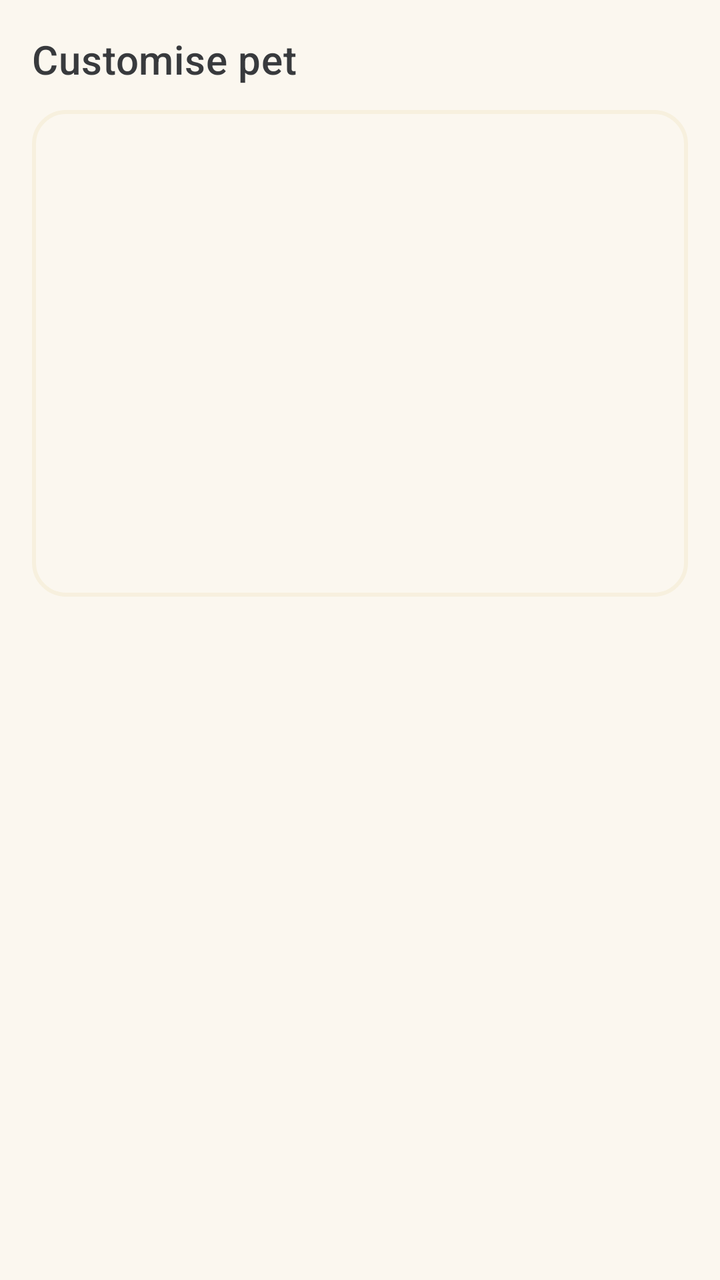
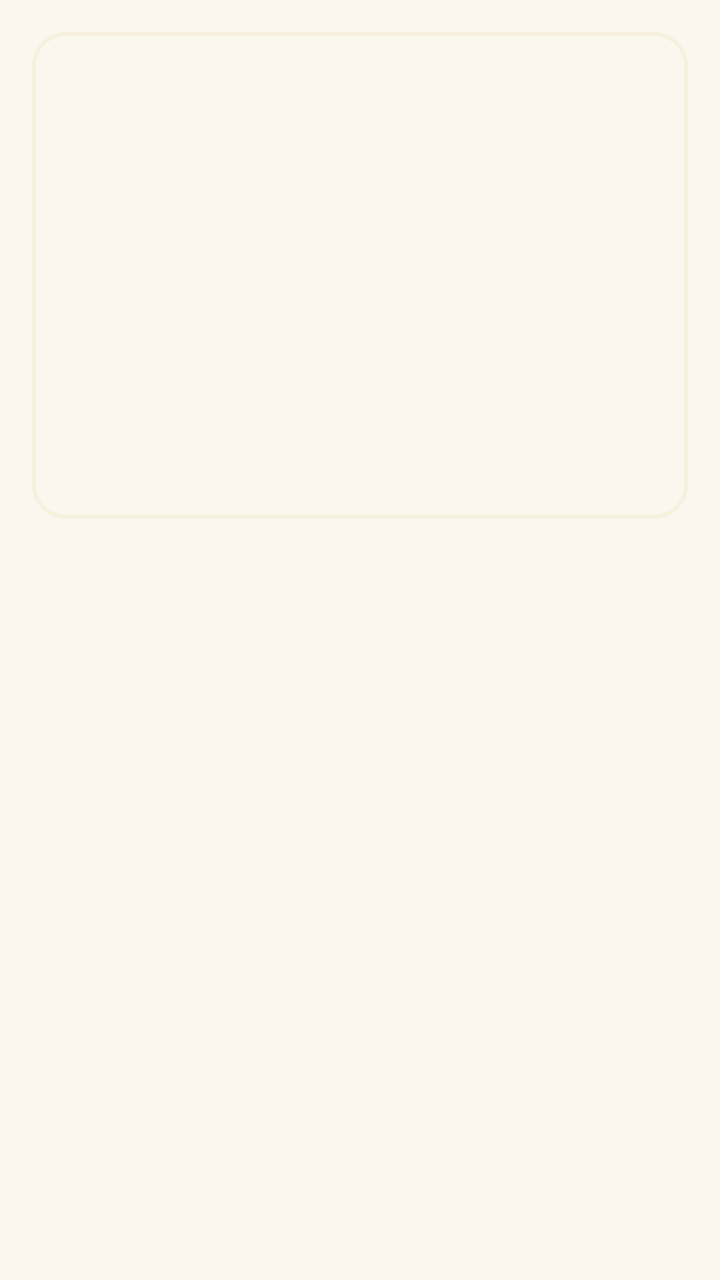

The first picture is an Android layout as it rendered before a commit; the second is the same layout after the commit. The layout source and the unified diff follow.
<!-- AndroidManifest.xml: application theme Theme.Tomodoom -->
<!-- res/layout/fragment_customise.xml -->
<?xml version="1.0" encoding="utf-8"?>
<androidx.constraintlayout.widget.ConstraintLayout xmlns:android="http://schemas.android.com/apk/res/android"
    xmlns:app="http://schemas.android.com/apk/res-auto"
    xmlns:tools="http://schemas.android.com/tools"
    android:layout_width="match_parent"
    android:layout_height="match_parent"
    android:padding="16dp"
    tools:context=".ui.customise.CustomiseFragment">

    <TextView
        android:id="@+id/customise_header"
        android:layout_width="0dp"
        android:layout_height="wrap_content"
        android:text="@string/customise_title"
        android:textAppearance="?attr/textAppearanceHeadline6"
        app:layout_constraintEnd_toEndOf="parent"
        app:layout_constraintStart_toStartOf="parent"
        app:layout_constraintTop_toTopOf="parent" />

    
    <FrameLayout
        android:id="@+id/pet_viewport"
        android:layout_width="0dp"
        android:layout_height="0dp"
        android:layout_marginTop="12dp"
        android:background="@drawable/bg_pet_viewport"
        android:contentDescription="@string/pet_viewport_description"
        app:layout_constraintEnd_toEndOf="parent"
        app:layout_constraintHeight_percent="0.4"
        app:layout_constraintStart_toStartOf="parent"
        app:layout_constraintTop_toBottomOf="@id/customise_header" />

    <com.google.android.material.tabs.TabLayout
        android:id="@+id/slot_tabs"
        android:layout_width="0dp"
        android:layout_height="wrap_content"
        android:layout_marginTop="12dp"
        app:layout_constraintEnd_toEndOf="parent"
        app:layout_constraintStart_toStartOf="parent"
        app:layout_constraintTop_toBottomOf="@id/pet_viewport"
        app:tabGravity="fill"
        app:tabMode="fixed" />

    
    <androidx.recyclerview.widget.RecyclerView
        android:id="@+id/item_grid"
        android:layout_width="0dp"
        android:layout_height="0dp"
        android:clipToPadding="false"
        android:paddingTop="8dp"
        android:paddingBottom="8dp"
        app:layoutManager="androidx.recyclerview.widget.GridLayoutManager"
        app:layout_constraintBottom_toBottomOf="parent"
        app:layout_constraintEnd_toEndOf="parent"
        app:layout_constraintStart_toStartOf="parent"
        app:layout_constraintTop_toBottomOf="@id/slot_tabs"
        app:spanCount="2"
        tools:listitem="@layout/item_accessory_circle" />
</androidx.constraintlayout.widget.ConstraintLayout>
<!-- res/layout/item_accessory_circle.xml (included above) -->
<?xml version="1.0" encoding="utf-8"?>
<FrameLayout xmlns:android="http://schemas.android.com/apk/res/android"
    android:layout_width="match_parent"
    android:layout_height="wrap_content"
    android:paddingTop="8dp"
    android:paddingBottom="8dp">

    <ImageView
        android:id="@+id/circle"
        android:layout_width="112dp"
        android:layout_height="112dp"
        android:layout_gravity="center"
        android:background="@drawable/bg_accessory_circle"
        android:clickable="true"
        android:contentDescription="@string/item_none"
        android:focusable="true"
        android:foreground="?attr/selectableItemBackgroundBorderless"
        android:padding="18dp"
        android:scaleType="fitCenter" />
</FrameLayout>
<!-- resources referenced by this layout -->
<resources>
  <!-- drawable bg_accessory_circle (drawable) -->
  <?xml version="1.0" encoding="utf-8"?>
  <selector xmlns:android="http://schemas.android.com/apk/res/android">
      <item android:state_selected="true">
          <shape android:shape="oval">
              <solid android:color="@color/accessory_circle_background" />
              <stroke
                  android:width="3dp"
                  android:color="@color/accessory_circle_stroke_selected" />
          </shape>
      </item>
      <item>
          <shape android:shape="oval">
              <solid android:color="@color/accessory_circle_background" />
              <stroke
                  android:width="2dp"
                  android:color="@color/accessory_circle_stroke" />
          </shape>
      </item>
  </selector>
  <!-- drawable bg_pet_viewport (drawable) -->
  <?xml version="1.0" encoding="utf-8"?>
  <shape xmlns:android="http://schemas.android.com/apk/res/android"
      android:shape="rectangle">
      <solid android:color="@color/viewport_background" />
      <stroke
          android:width="@dimen/pet_viewport_stroke"
          android:color="@color/viewport_stroke" />
      <corners android:radius="16dp" />
  </shape>
  <string name="customise_title">Customise pet</string>
  <string name="item_none">None</string>
  <string name="pet_viewport_description">Your pet</string>
  <style name="Theme.Tomodoom" parent="Theme.MaterialComponents.Light.NoActionBar">
          
          <item name="colorPrimary">@color/charcoal</item>
          <item name="colorPrimaryVariant">@color/jet</item>
          <item name="colorOnPrimary">@color/floral_white</item>
          
          <item name="colorSecondary">@color/charcoal</item>
          <item name="colorSecondaryVariant">@color/jet</item>
          <item name="colorOnSecondary">@color/floral_white</item>
          
          <item name="android:windowBackground">@color/floral_white</item>
          <item name="android:colorBackground">@color/floral_white</item>
          <item name="colorSurface">@color/floral_white</item>
          <item name="colorOnBackground">@color/jet</item>
          <item name="colorOnSurface">@color/jet</item>
          
          <item name="android:textColorPrimary">@color/jet</item>
          <item name="android:textColorSecondary">@color/slate_grey</item>
          <item name="android:textColorHint">@color/slate_grey</item>
          
          <item name="android:statusBarColor">?attr/colorPrimaryVariant</item>
      </style>
  <color name="accessory_circle_background">@color/floral_white</color>
  <color name="accessory_circle_stroke_selected">@color/charcoal</color>
  <color name="accessory_circle_stroke">@color/eggshell</color>
  <color name="viewport_background">@color/floral_white</color>
  <dimen name="pet_viewport_stroke">2dp</dimen>
  <color name="viewport_stroke">@color/eggshell</color>
  <color name="charcoal">#FF585B5E</color>
  <color name="jet">#FF383A3D</color>
  <color name="floral_white">#FFFBF7EF</color>
  <color name="slate_grey">#FF8C8F92</color>
  <color name="eggshell">#FFF7F0DE</color>
</resources>

<!-- the commit's change to res/layout/fragment_customise.xml (unified diff, before → after) -->
@@ -7,28 +7,17 @@
     android:padding="16dp"
     tools:context=".ui.customise.CustomiseFragment">
 
-    <TextView
-        android:id="@+id/customise_header"
-        android:layout_width="0dp"
-        android:layout_height="wrap_content"
-        android:text="@string/customise_title"
-        android:textAppearance="?attr/textAppearanceHeadline6"
-        app:layout_constraintEnd_toEndOf="parent"
-        app:layout_constraintStart_toStartOf="parent"
-        app:layout_constraintTop_toTopOf="parent" />
-
     
     <FrameLayout
         android:id="@+id/pet_viewport"
         android:layout_width="0dp"
         android:layout_height="0dp"
-        android:layout_marginTop="12dp"
         android:background="@drawable/bg_pet_viewport"
         android:contentDescription="@string/pet_viewport_description"
         app:layout_constraintEnd_toEndOf="parent"
         app:layout_constraintHeight_percent="0.4"
         app:layout_constraintStart_toStartOf="parent"
-        app:layout_constraintTop_toBottomOf="@id/customise_header" />
+        app:layout_constraintTop_toTopOf="parent" />
 
     <com.google.android.material.tabs.TabLayout
         android:id="@+id/slot_tabs"
<!-- resource entries referenced after the edit -->
@@ -30,7 +30,6 @@
           android:color="@color/viewport_stroke" />
       <corners android:radius="16dp" />
   </shape>
-  <string name="customise_title">Customise pet</string>
   <string name="item_none">None</string>
   <string name="pet_viewport_description">Your pet</string>
   <style name="Theme.Tomodoom" parent="Theme.MaterialComponents.Light.NoActionBar">
